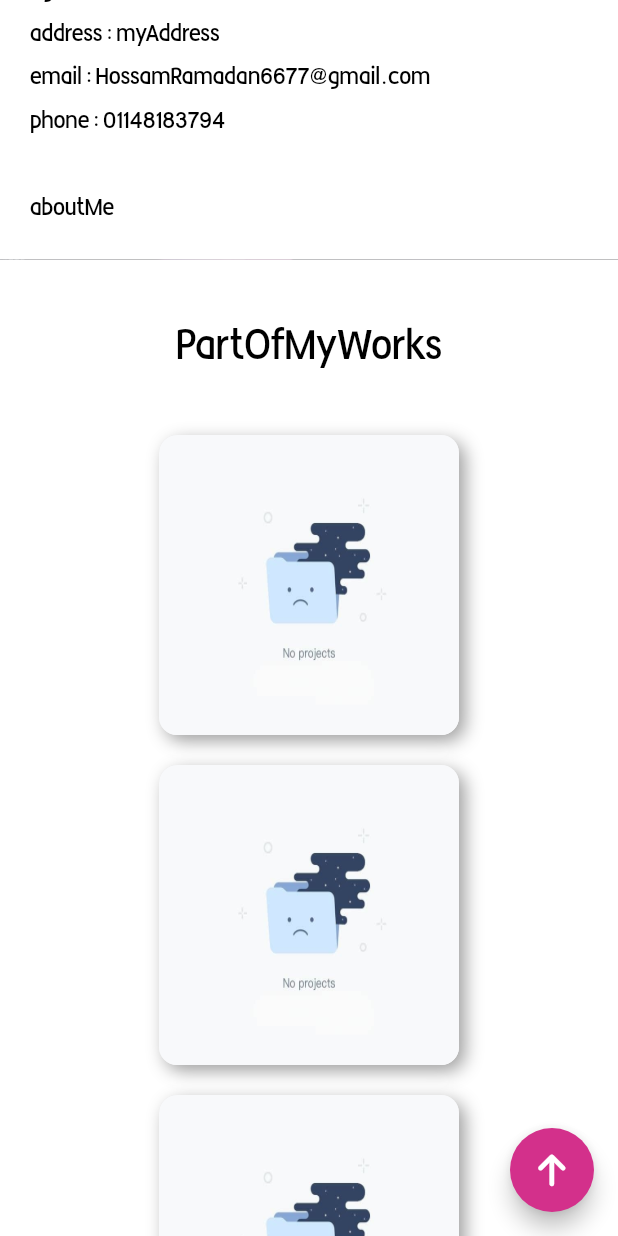
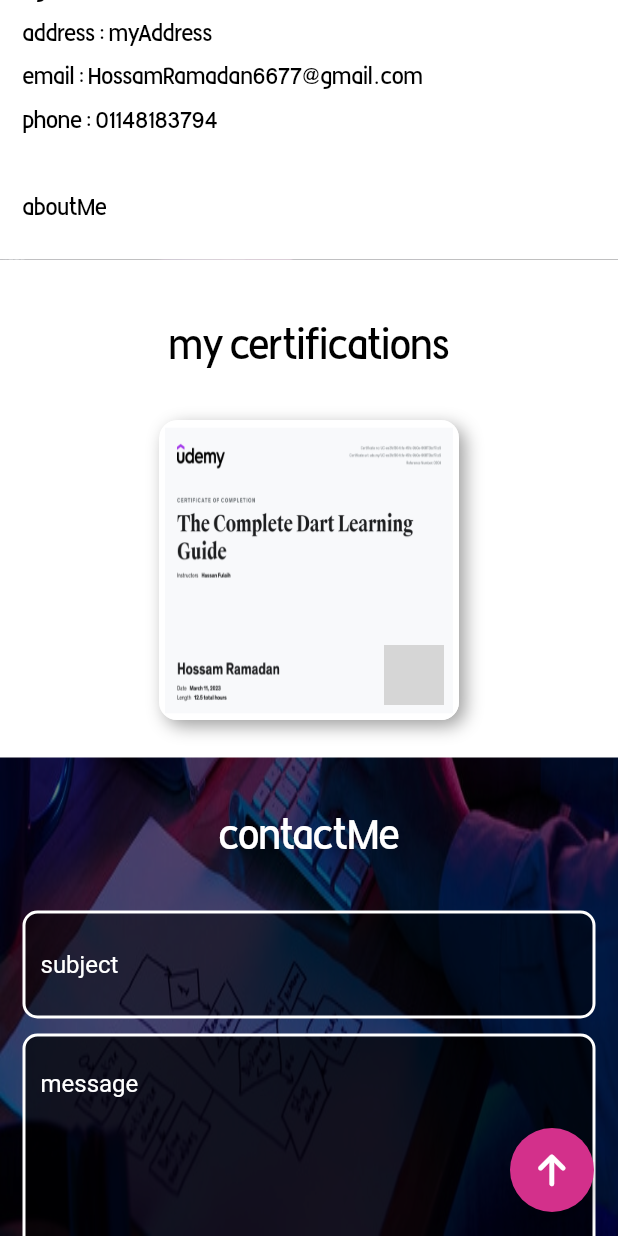
Before and after one commit to HossamRamadan6677/my_portfolio, a Flutter app: the screen it shows after launch, scrolled down 576 dp, on a phone screen of 412 x 824 dp. Run offline on Flutter 3.47's test engine with Material 2 defaults, Android fonts, the phone set to English and light mode, and no system bars; drawn by our look-alikes of flutter_neumorphic; our stand-ins replace font_awesome_flutter, get, responsive_framework, shared_preferences; network calls fail; grey boxes are pictures that could not be loaded.

Commit message:
1: chnge stateless Widget to GetView \n 2: add bindings to Project \n 3: Edit Section 3 from my works to my Certification \n 4:

```diff
--- a/lib/Core/Controllers/home_controller.dart
+++ b/lib/Core/Controllers/home_controller.dart
@@ -30,6 +30,18 @@ class HomeController extends GetxController {
 
   ScrollController homeScrollController = ScrollController();
   double scrollValue = 0;
+  List<String> myCertificationsImages = [
+    ImageAsset.dartCertificate,
+  ];
+  List<String> myCertificationsUrl = [
+    "https://www.udemy.com/certificate/UC-ee3fcf30-fc1a-451c-9b0e-66873bc17cc5/"
+  ];
+  openCertificateLink(int index) async {
+    Uri toUri = Uri.parse(myCertificationsUrl[index]);
+    if (await canLaunchUrl(toUri)) {
+      await launchUrl(toUri, mode: LaunchMode.externalApplication);
+    }
+  }
 
   @override
   void onInit() {
@@ -48,7 +60,7 @@ class HomeController extends GetxController {
         headerActionButtonsTitles: [
           "home".tr,
           "who am i".tr,
-          "my works".tr,
+          "my certifications".tr,
           "contact me".tr,
         ],
         welcome: "welcome".tr,
@@ -63,7 +75,7 @@ class HomeController extends GetxController {
         myEmail: "HossamRamadan6677@gmail.com",
         phone: "phone".tr,
         myPhone: "01148183794",
-        myWorks: "PartOfMyWorks".tr,
+        myCertification: "my certifications".tr,
         contactMe: "contactMe".tr,
         subject: "subject".tr,
         clear: "clear".tr,
--- a/lib/Core/Localization/dictionary.dart
+++ b/lib/Core/Localization/dictionary.dart
@@ -10,7 +10,7 @@ class Dictionary extends Translations {
           "title": "بروفايل",
           "home": "الرئيسيه",
           "who am i": "من انا",
-          "my works": "أعمالي",
+          "my certifications": "شهاداتي",
           "contact me": "تواصل معي",
           "welcome": "مرحبا بكم",
           "myName": "حسام رمضان",
@@ -47,7 +47,7 @@ class Dictionary extends Translations {
           "home": "Home",
           "who am i": "Who am i",
           "my services": "My services ",
-          "my works": "My works",
+          "my certifications": "My Certifications",
           "contact me": "Contact me",
           "welcome": "Welcome",
           "myName": "Hossam Ramadan",
@@ -59,8 +59,6 @@ class Dictionary extends Translations {
           "phone": "Phone",
           "services": "Services",
           "PartOfMyWorks": "Part of my works",
-
-
           "contactMe": "Contact me",
           "im": "I'm ",
           "aboutMe": '''
--- /dev/null
+++ b/lib/Core/Routes/bindings.dart
@@ -0,0 +1,9 @@
+import 'package:get/get.dart';
+import 'package:profile/Core/Controllers/home_controller.dart';
+
+class AppBindings extends Bindings {
+  @override
+  void dependencies() {
+    Get.lazyPut(() => HomeController(), fenix: true);
+  }
+}
--- a/lib/Core/Static/static.dart
+++ b/lib/Core/Static/static.dart
@@ -5,5 +5,5 @@ class Static  {
   static EdgeInsets mainPadding(BuildContext context) => EdgeInsets.symmetric(
       vertical: 20,
       horizontal:
-          ResponsiveWrapper.of(context).isLargerThan(TABLET) ? 150 : 20);
+          ResponsiveWrapper.of(context).isLargerThan(TABLET) ? 120 : 15);
 }
--- a/lib/Core/assets/image_asset.dart
+++ b/lib/Core/assets/image_asset.dart
@@ -2,4 +2,5 @@ class ImageAsset {
   static const String _rootPath = "assets/images";
   static const String mainBg = "$_rootPath/mainBackground.jpg";
   static const String noProject = "$_rootPath/no_project.jpg";
+  static const String dartCertificate = "$_rootPath/dartCertificate.jpg";
 }
--- a/lib/Models/home_model.dart
+++ b/lib/Models/home_model.dart
@@ -19,7 +19,7 @@ class HomeModel extends DictionaryController {
     required this.myEmail,
     required this.phone,
     required this.myPhone,
-    required this.myWorks,
+    required this.myCertification,
 
     // section 4
     required this.contactMe,
@@ -47,7 +47,7 @@ class HomeModel extends DictionaryController {
   String myEmail;
   String myPhone;
   // section 3
-  String myWorks;
+  String myCertification;
 
   // Section4
   String contactMe;
--- a/lib/View/Widget/Home/custom_app_bar.dart
+++ b/lib/View/Widget/Home/custom_app_bar.dart
@@ -2,7 +2,6 @@ import 'package:flutter/material.dart';
 import 'package:font_awesome_flutter/font_awesome_flutter.dart';
 import 'package:get/get.dart';
 import 'package:profile/Core/Controllers/home_controller.dart';
-// using as res because getx contains Condition class like responsive framework
 import 'package:responsive_framework/responsive_framework.dart' as res;
 import '../../../Core/Static/static.dart';
 
@@ -39,7 +38,7 @@ class CustomAppBar extends StatelessWidget {
                             controller
                                 .homeData.headerActionButtonsTitles[index],
                             style: const TextStyle(
-                                fontSize: 22, color: Colors.white),
+                                fontSize: 20, color: Colors.white),
                           ),
                         ),
                         onPressed: () => controller.goToSection(index: index),
--- a/lib/View/Widget/Home/drawer_content.dart
+++ b/lib/View/Widget/Home/drawer_content.dart
@@ -4,11 +4,10 @@ import 'package:get/get.dart';
 import 'package:profile/Core/Controllers/home_controller.dart';
 import 'package:responsive_framework/responsive_framework.dart';
 
-class DrawerContent extends StatelessWidget {
+class DrawerContent extends GetView<HomeController> {
   const DrawerContent({super.key});
   @override
   Widget build(BuildContext context) {
-    HomeController controller = Get.find();
     return Container(
       padding: const EdgeInsets.symmetric(vertical: 35, horizontal: 10),
       color: Colors.white,
--- a/lib/View/Widget/Home/section1.dart
+++ b/lib/View/Widget/Home/section1.dart
@@ -6,13 +6,10 @@ import 'package:profile/View/Widget/Home/custom_app_bar.dart';
 import 'package:profile/View/Widget/Home/social_button.dart';
 import 'package:font_awesome_flutter/font_awesome_flutter.dart';
 
-class Section1 extends StatelessWidget {
+class Section1 extends GetView<HomeController> {
   const Section1({super.key});
   @override
   Widget build(BuildContext context) {
-    // HomeController controller = Get.find();
-    return GetBuilder<HomeController>(
-      builder: (controller) {
     return Column(
       children: <Widget>[
         const CustomAppBar(),
@@ -56,6 +53,4 @@ class Section1 extends StatelessWidget {
       ],
     );
   }
-    );
 }
-}
--- a/lib/View/Widget/Home/section2.dart
+++ b/lib/View/Widget/Home/section2.dart
@@ -3,16 +3,15 @@ import 'package:get/get.dart';
 import 'package:profile/Core/Controllers/home_controller.dart';
 import 'package:profile/Core/Static/static.dart';
 
-class Section2 extends StatelessWidget {
+class Section2 extends GetView<HomeController> {
   const Section2({super.key});
 
   @override
   Widget build(BuildContext context) {
-    HomeController controller = Get.find();
     return Container(
       color: Colors.white,
       width: double.infinity,
-      padding: Static .mainPadding(context),
+      padding: Static.mainPadding(context),
       child: Column(
         crossAxisAlignment: CrossAxisAlignment.start,
         children: [
--- a/lib/View/Widget/Home/section3.dart
+++ b/lib/View/Widget/Home/section3.dart
@@ -1,13 +1,10 @@
 import 'package:flutter_neumorphic/flutter_neumorphic.dart';
 import 'package:get/get.dart';
 import 'package:profile/Core/Controllers/home_controller.dart';
-import 'package:profile/Core/assets/image_asset.dart';
 import 'package:responsive_framework/responsive_framework.dart';
 
-// ignore: must_be_immutable
-class Section3 extends StatelessWidget {
-  Section3({super.key});
-  HomeController homeController = Get.find();
+class Section3 extends GetView<HomeController> {
+  const Section3({super.key});
   @override
   Widget build(BuildContext context) => Container(
         color: Colors.white,
@@ -19,7 +16,7 @@ class Section3 extends StatelessWidget {
           crossAxisAlignment: CrossAxisAlignment.center,
           children: <Widget>[
             Text(
-              homeController.homeData.myWorks,
+              controller.homeData.myCertification,
               style: const TextStyle(
                   fontFamily: "hanimation", fontSize: 30, color: Colors.black),
             ),
@@ -30,12 +27,11 @@ class Section3 extends StatelessWidget {
                   ? ResponsiveRowColumnType.COLUMN
                   : ResponsiveRowColumnType.ROW,
               children: List.generate(
-                  3,
+                  controller.myCertificationsImages.length,
                   (index) => ResponsiveRowColumnItem(
                         child: InkWell(
-                        onTap: () {},
+                          onTap: () => controller.openCertificateLink(index),
                           child: Neumorphic(
-                          margin: const EdgeInsets.all(10),
                             style: NeumorphicStyle(
                                 shape: NeumorphicShape.concave,
                                 boxShape: NeumorphicBoxShape.roundRect(
@@ -44,18 +40,34 @@ class Section3 extends StatelessWidget {
                                 lightSource: LightSource.topLeft,
                                 color: Colors.white),
                             child: Container(
-                            width: 200,
-                            height: 200,
+                              alignment: Alignment.bottomRight,
+                              width: ResponsiveWrapper.of(context)
+                                      .isLargerThan(MOBILE)
+                                  ? 300
+                                  : 200,
+                              height: ResponsiveWrapper.of(context)
+                                      .isLargerThan(MOBILE)
+                                  ? 300
+                                  : 200,
                               decoration: BoxDecoration(
                                 borderRadius: BorderRadius.circular(5),
-                                image: const DecorationImage(
+                                image: DecorationImage(
                                     fit: BoxFit.fill,
-                                    image: AssetImage(
-                                      ImageAsset.noProject,
-                                    ))),
+                                    image: AssetImage(controller
+                                        .myCertificationsImages[index])),
+                              ),
+                              child: Container(
+                                  margin: const EdgeInsets.all(10),
+                                  width: 40,
+                                  height: 40,
+                                  child: Image.network(
+                                    "https://upload.wikimedia.org/wikipedia/commons/thumb/9/91/Dart-logo-icon.svg/2048px-Dart-logo-icon.svg.png",
+                                    fit: BoxFit.fill,
+                                  )),
                             ),
                           ),
-                      ))),
+                        ),
+                      )),
             ),
           ],
         ),
--- a/lib/View/Widget/Home/section4.dart
+++ b/lib/View/Widget/Home/section4.dart
@@ -3,12 +3,11 @@ import 'package:get/get.dart';
 import 'package:profile/Core/Controllers/home_controller.dart';
 import 'package:profile/Core/Static/static.dart';
 
-class Section4 extends StatelessWidget {
+class Section4 extends GetView<HomeController> {
   const Section4({super.key});
 
   @override
   Widget build(BuildContext context) {
-    HomeController controller = Get.find();
     return Container(
       padding: Static.mainPadding(context),
       child: Column(
--- a/lib/main.dart
+++ b/lib/main.dart
@@ -1,5 +1,6 @@
 import 'package:flutter/material.dart';
 import 'package:get/get.dart';
+import 'package:profile/Core/Routes/bindings.dart';
 import 'package:profile/Core/Services/services.dart';
 import 'package:responsive_framework/responsive_framework.dart';
 import 'Core/Localization/dictionary.dart';
@@ -26,10 +27,12 @@ class Profile extends StatelessWidget {
           const ResponsiveBreakpoint.resize(1000, name: DESKTOP)
         ],
       ),
+      debugShowCheckedModeBanner: false,
       theme: ThemeData(),
       darkTheme: ThemeData(),
       locale: Get.locale,
       getPages: routes,
+      initialBinding: AppBindings(),
       translations: Dictionary(),
     );
   }
```
Also changed, not shown: assets/images/dartCertificate.jpg (added), lib/Core/Routes/routes.dart (line endings or trailing spaces). Lines whose indentation alone changed are shown as unchanged.
